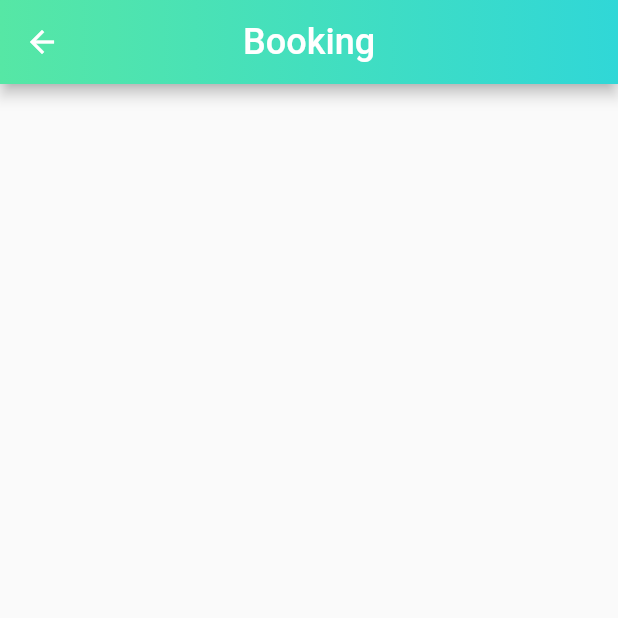
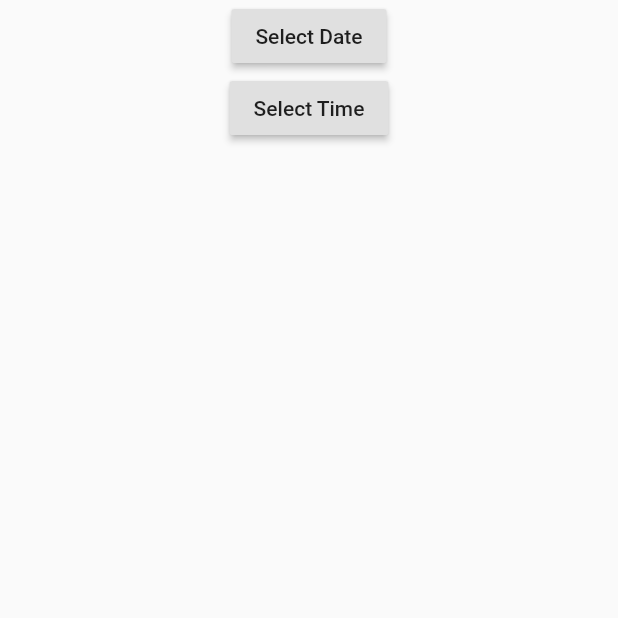
Before and after one commit to mohmahendra/medix, a Flutter app: the BookServiceRoute screen opened directly, on a phone screen of 412 x 824 dp, the top half of it. Run offline on Flutter 3.47's test engine with Material 2 defaults, Android fonts, the phone set to English and light mode, and no system bars.

Commit message:
Added DatePicker and TimePicker for Booking

```diff
--- a/lib/main.dart
+++ b/lib/main.dart
@@ -2,6 +2,8 @@ import 'package:compfest_aic_2019/CategoriesGrid.dart';
 import 'package:compfest_aic_2019/ReusableMaterial.dart';
 import 'package:compfest_aic_2019/Service.dart';
 import 'package:flutter/material.dart';
+import 'dart:async';
+
 
 void main() => runApp(MyApp());
 
@@ -30,6 +32,10 @@ class MyHomePage extends StatefulWidget {
 }
 
 class _HomePageState extends State<MyHomePage> {
+
+  Future timer() async {
+    //Todo Buat Timer Logo Screen 3-5 detik
+  }
 
   @override
   Widget build(BuildContext context) {
@@ -215,7 +221,7 @@ class ServiceDetailsRouteState extends State<ServiceDetailsRoute> {
                   onTap: () {
                     Navigator.push(
                       context,
-                      MaterialPageRoute(builder: (context) => ListCategoriesRoute()),
+                      MaterialPageRoute(builder: (context) => BookServiceRoute()),
                     );
                   }
                 ),
@@ -248,14 +254,60 @@ class ServiceDetailsRouteState extends State<ServiceDetailsRoute> {
   }
 }
 
-class BookServiceRoute extends StatelessWidget{
+class BookServiceRoute extends StatefulWidget{
+
+  @override
+  _BookServiceRouteState createState() => _BookServiceRouteState();
+}
+
+class _BookServiceRouteState extends State<BookServiceRoute> {
+
+  String _dateValue = "";
+  String _timeValue = "";
+
+  Future _selectDate() async {
+    DateTime picked = await showDatePicker(
+        context: context,
+        initialDate: DateTime.now(),
+        firstDate: DateTime(2019),
+        lastDate: DateTime(2022)
+    );
+    if(picked != null) setState(() {
+      _dateValue = picked.toString();
+    });
+  }
+
+  Future _selectTime() async {
+    TimeOfDay picked = await showTimePicker(
+        context: context,
+        initialTime: TimeOfDay.now()
+    );
+    if(picked != null) setState(() {
+      _timeValue = picked.toString();
+    });
+  }
 
   @override
   Widget build(BuildContext context) {
     return Scaffold(
-      appBar: ReusableMaterial().getAppBar("Booking"),
-      body: Center(),
+//      appBar: ReusableMaterial().getAppBar("Booking"),
+      body: Center(
+        child: Column(
+          children: <Widget>[
+            RaisedButton(
+              onPressed: _selectDate,
+              child: Text("Select Date"),
+            ),
+            RaisedButton(
+              onPressed: _selectTime,
+              child: Text("Select Time"),
+            )
+          ],
+//        child: RaisedButton(
+//          onPressed: _selectDate,
+//          child: Text('Click me'),
+        ),
+      ),
     );
   }
-
 }
```
Also changed, not shown: pubspec.lock.
